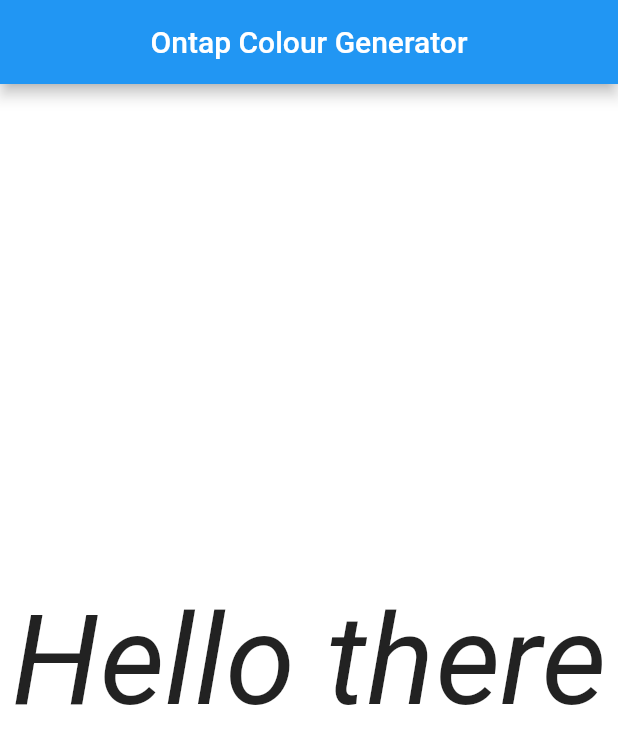
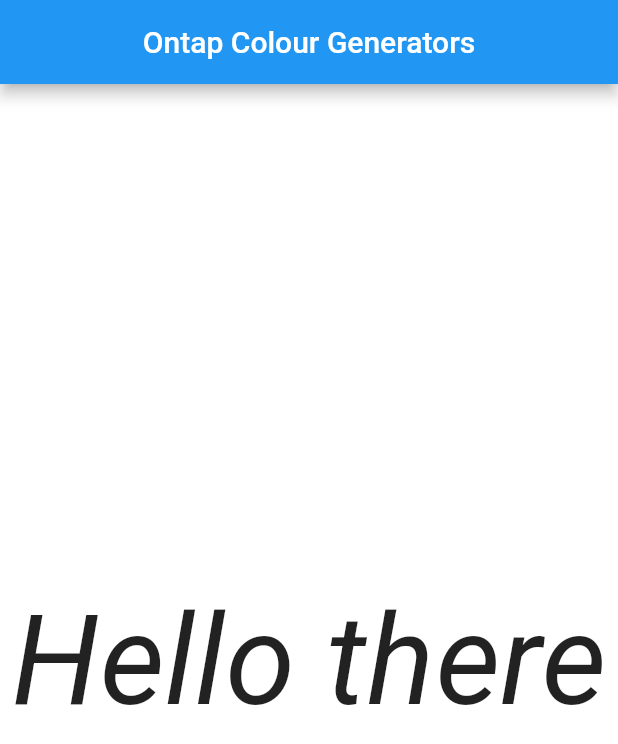
Before and after one commit to adamfistival/SolidColour, a Flutter app: the screen it shows after launch, on a phone screen of 412 x 824 dp. Shown: the top 744 px of the screen. Run offline on Flutter 3.47's test engine with Material 2 defaults, Android fonts, the phone set to English and light mode, and no system bars.

Commit message:
task to commit

```diff
--- a/lib/features/color_changer/views/colour_change_screen.dart
+++ b/lib/features/color_changer/views/colour_change_screen.dart
@@ -29,7 +29,7 @@ class ColourChangeScreen extends StatelessWidget {
   Widget build(BuildContext context) {
     return Scaffold(
       appBar: AppBar(
-        title: const Center(child: Text('Ontap Colour Generator')),
+        title: const Center(child: Text('Ontap Colour Generators')),
       ),
       body: Center(
         child: Consumer<ColourChangerViewModel>(
```
